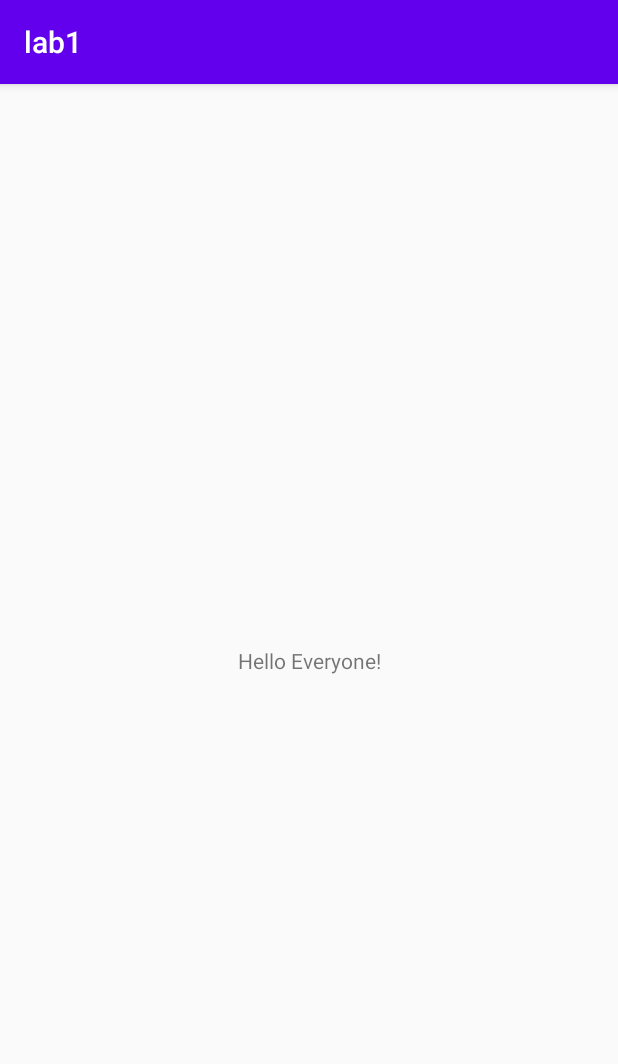
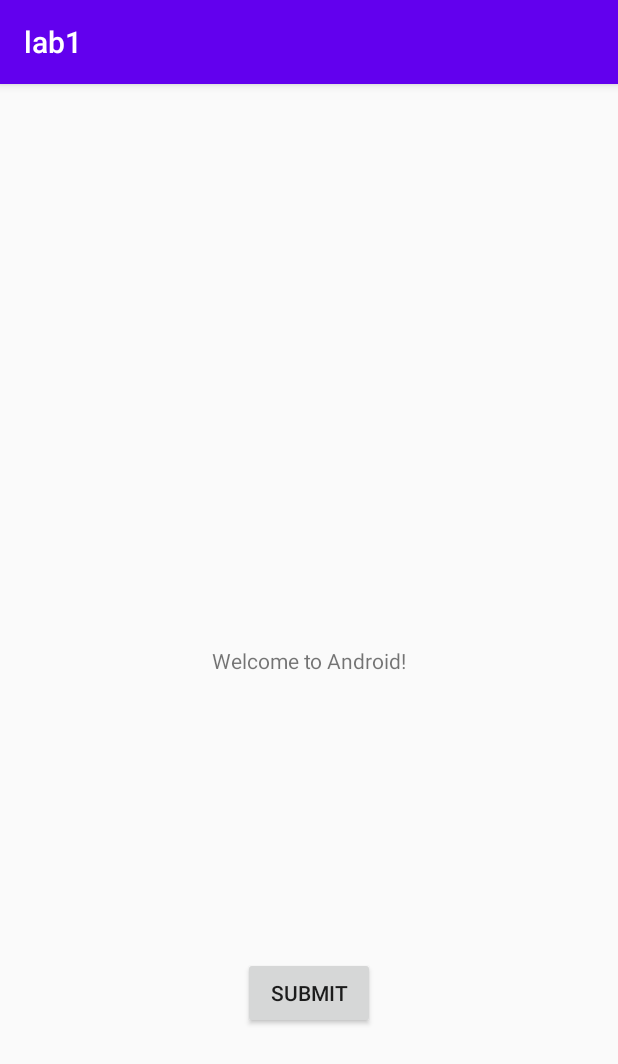
Before and after one commit to CS407-Fall-2021/lab1-nikhilbhadkamkar, an Android app: the screen it shows after launch (LabActivity), on a phone screen of 412 x 824 dp. Shown: the top 1064 px of the screen. Run offline under Robolectric (Android 15) with nearby library versions, the phone set to English and light mode, and no system bars.

Commit message:
Milestone 3

```diff
--- a/app/src/main/res/layout/activity_main.xml
+++ b/app/src/main/res/layout/activity_main.xml
@@ -7,12 +7,23 @@
     tools:context=".LabActivity">
 
     <TextView
+        android:id="@+id/textView"
         android:layout_width="wrap_content"
         android:layout_height="wrap_content"
-        android:text="Hello Everyone!"
+        android:text="Welcome to Android!"
         app:layout_constraintBottom_toBottomOf="parent"
         app:layout_constraintLeft_toLeftOf="parent"
         app:layout_constraintRight_toRightOf="parent"
         app:layout_constraintTop_toTopOf="parent" />
 
+    <Button
+        android:id="@+id/button"
+        android:layout_width="wrap_content"
+        android:layout_height="wrap_content"
+        android:layout_marginBottom="138dp"
+        android:text="Submit"
+        app:layout_constraintBottom_toBottomOf="parent"
+        app:layout_constraintEnd_toEndOf="parent"
+        app:layout_constraintStart_toStartOf="parent" />
+
 </androidx.constraintlayout.widget.ConstraintLayout>
--- a/build.gradle
+++ b/build.gradle
@@ -5,7 +5,7 @@ buildscript {
         jcenter()
     }
     dependencies {
-        classpath "com.android.tools.build:gradle:4.0.0"
+        classpath 'com.android.tools.build:gradle:4.0.1'
 
         // NOTE: Do not place your application dependencies here; they belong
         // in the individual module build.gradle files
```
